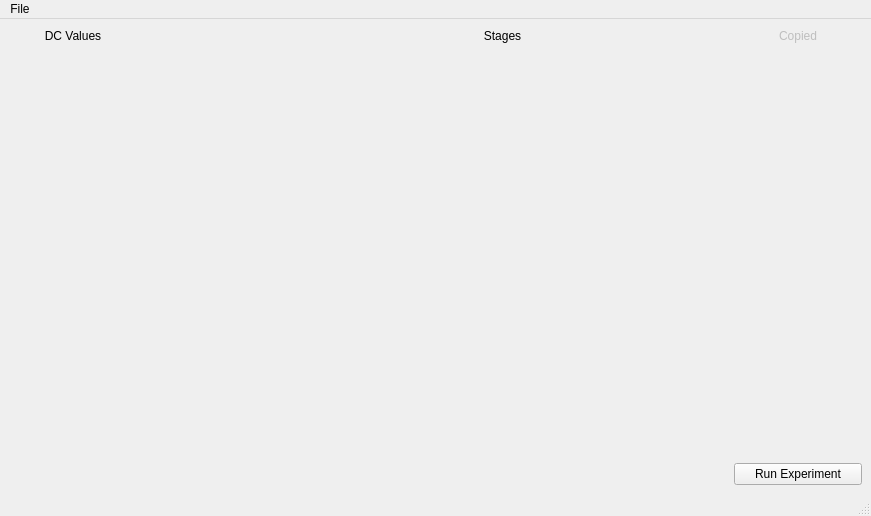
The window that gui.ui (hoogeroo/RbSetup2) describes before a commit, drawn with Qt 5.
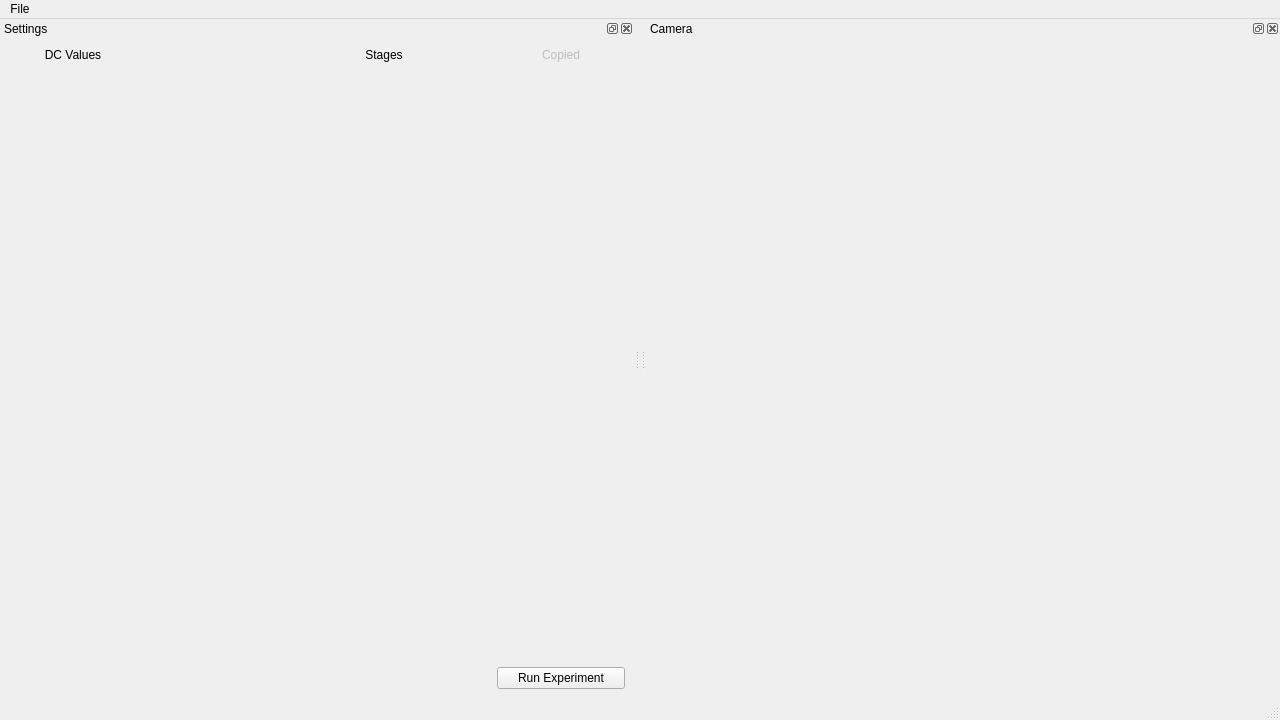
The same window after the commit. Icons and pictures are not drawn.

Commit message: show camera plot in ui

```diff
--- a/gui.ui
+++ b/gui.ui
@@ -6,31 +6,166 @@
    <rect>
     <x>0</x>
     <y>0</y>
-    <width>871</width>
-    <height>516</height>
+    <width>1280</width>
+    <height>720</height>
    </rect>
   </property>
   <property name="windowTitle">
    <string>Quantum Experiment Controller</string>
   </property>
   <widget class="QWidget" name="central_widget">
-   <layout class="QGridLayout" name="grid_layout">
-    <property name="leftMargin">
-     <number>9</number>
-    </property>
-    <property name="topMargin">
-     <number>9</number>
-    </property>
-    <property name="rightMargin">
-     <number>9</number>
-    </property>
-    <property name="bottomMargin">
-     <number>9</number>
+   <property name="maximumSize">
+    <size>
+     <width>0</width>
+     <height>0</height>
+    </size>
+   </property>
+   <layout class="QGridLayout" name="central_grid"/>
+  </widget>
+  <widget class="QMenuBar" name="menubar">
+   <property name="geometry">
+    <rect>
+     <x>0</x>
+     <y>0</y>
+     <width>1280</width>
+     <height>22</height>
+    </rect>
+   </property>
+   <property name="nativeMenuBar">
+    <bool>false</bool>
+   </property>
+   <widget class="QMenu" name="menuFile">
+    <property name="title">
+     <string>File</string>
     </property>
-    <property name="spacing">
-     <number>6</number>
-    </property>
-    <item row="1" column="2">
+    <addaction name="action_save"/>
+    <addaction name="action_load"/>
+   </widget>
+   <addaction name="menuFile"/>
+  </widget>
+  <widget class="QStatusBar" name="statusbar">
+   <property name="sizeGripEnabled">
+    <bool>true</bool>
+   </property>
+  </widget>
+  <widget class="QDockWidget" name="camera_dock">
+   <property name="windowTitle">
+    <string>Camera</string>
+   </property>
+   <attribute name="dockWidgetArea">
+    <number>2</number>
+   </attribute>
+   <widget class="QWidget" name="camera_widget">
+    <layout class="QGridLayout" name="camera_grid"/>
+   </widget>
+  </widget>
+  <widget class="QDockWidget" name="settings_dock">
+   <property name="windowTitle">
+    <string>Settings</string>
+   </property>
+   <attribute name="dockWidgetArea">
+    <number>1</number>
+   </attribute>
+   <widget class="QWidget" name="dockWidgetContents_3">
+    <layout class="QGridLayout" name="gridLayout">
+     <item row="1" column="5">
+      <widget class="QLabel" name="stages_label">
+       <property name="minimumSize">
+        <size>
+         <width>0</width>
+         <height>16</height>
+        </size>
+       </property>
+       <property name="maximumSize">
+        <size>
+         <width>16777215</width>
+         <height>16</height>
+        </size>
+       </property>
+       <property name="text">
+        <string>Stages</string>
+       </property>
+       <property name="alignment">
+        <set>Qt::AlignCenter</set>
+       </property>
+      </widget>
+     </item>
+     <item row="1" column="6">
+      <widget class="QLabel" name="copied_label">
+       <property name="enabled">
+        <bool>false</bool>
+       </property>
+       <property name="minimumSize">
+        <size>
+         <width>128</width>
+         <height>16</height>
+        </size>
+       </property>
+       <property name="maximumSize">
+        <size>
+         <width>128</width>
+         <height>16</height>
+        </size>
+       </property>
+       <property name="text">
+        <string>Copied</string>
+       </property>
+       <property name="alignment">
+        <set>Qt::AlignCenter</set>
+       </property>
+      </widget>
+     </item>
+     <item row="1" column="3">
+      <widget class="QLabel" name="dc_label">
+       <property name="minimumSize">
+        <size>
+         <width>128</width>
+         <height>16</height>
+        </size>
+       </property>
+       <property name="maximumSize">
+        <size>
+         <width>128</width>
+         <height>16</height>
+        </size>
+       </property>
+       <property name="text">
+        <string>DC Values</string>
+       </property>
+       <property name="alignment">
+        <set>Qt::AlignCenter</set>
+       </property>
+      </widget>
+     </item>
+     <item row="1" column="4">
+      <widget class="QLabel" name="spacer">
+       <property name="minimumSize">
+        <size>
+         <width>128</width>
+         <height>16</height>
+        </size>
+       </property>
+       <property name="maximumSize">
+        <size>
+         <width>128</width>
+         <height>16</height>
+        </size>
+       </property>
+       <property name="text">
+        <string/>
+       </property>
+      </widget>
+     </item>
+     <item row="2" column="4">
+      <layout class="QVBoxLayout" name="label_container"/>
+     </item>
+     <item row="2" column="3">
+      <layout class="QVBoxLayout" name="dc_container"/>
+     </item>
+     <item row="2" column="6">
+      <layout class="QVBoxLayout" name="copied_container"/>
+     </item>
+     <item row="2" column="5">
      <widget class="QScrollArea" name="stages_scroll">
       <property name="sizePolicy">
        <sizepolicy hsizetype="Expanding" vsizetype="MinimumExpanding">
@@ -52,8 +187,8 @@
         <rect>
          <x>0</x>
          <y>0</y>
-         <width>451</width>
-         <height>401</height>
+          <width>219</width>
+          <height>586</height>
         </rect>
        </property>
        <layout class="QHBoxLayout" name="stages_container">
@@ -73,104 +208,7 @@
       </widget>
      </widget>
     </item>
-    <item row="1" column="3">
-     <layout class="QVBoxLayout" name="copied_container"/>
-    </item>
-    <item row="0" column="3">
-     <widget class="QLabel" name="copied_label">
-      <property name="enabled">
-       <bool>false</bool>
-      </property>
-      <property name="minimumSize">
-       <size>
-        <width>128</width>
-        <height>16</height>
-       </size>
-      </property>
-      <property name="maximumSize">
-       <size>
-        <width>128</width>
-        <height>16</height>
-       </size>
-      </property>
-      <property name="text">
-       <string>Copied</string>
-      </property>
-      <property name="alignment">
-       <set>Qt::AlignCenter</set>
-      </property>
-     </widget>
-    </item>
-    <item row="1" column="0">
-     <layout class="QVBoxLayout" name="dc_container"/>
-    </item>
-    <item row="0" column="2">
-     <widget class="QLabel" name="stages_label">
-      <property name="minimumSize">
-       <size>
-        <width>0</width>
-        <height>16</height>
-       </size>
-      </property>
-      <property name="maximumSize">
-       <size>
-        <width>16777215</width>
-        <height>16</height>
-       </size>
-      </property>
-      <property name="text">
-       <string>Stages</string>
-      </property>
-      <property name="alignment">
-       <set>Qt::AlignCenter</set>
-      </property>
-     </widget>
-    </item>
-    <item row="0" column="0">
-     <widget class="QLabel" name="dc_label">
-      <property name="minimumSize">
-       <size>
-        <width>128</width>
-        <height>16</height>
-       </size>
-      </property>
-      <property name="maximumSize">
-       <size>
-        <width>128</width>
-        <height>16</height>
-       </size>
-      </property>
-      <property name="text">
-       <string>DC Values</string>
-      </property>
-      <property name="alignment">
-       <set>Qt::AlignCenter</set>
-      </property>
-     </widget>
-    </item>
-    <item row="0" column="1">
-     <widget class="QLabel" name="spacer">
-      <property name="minimumSize">
-       <size>
-        <width>128</width>
-        <height>16</height>
-       </size>
-      </property>
-      <property name="maximumSize">
-       <size>
-        <width>128</width>
-        <height>16</height>
-       </size>
-      </property>
-      <property name="text">
-       <string/>
-      </property>
-     </widget>
-    </item>
-    <item row="1" column="1">
-     <layout class="QVBoxLayout" name="label_container"/>
-    </item>
-    <item row="2" column="3">
+     <item row="4" column="6">
      <widget class="QPushButton" name="run_experiment">
       <property name="text">
        <string>Run Experiment</string>
@@ -179,25 +217,7 @@
     </item>
    </layout>
   </widget>
-  <widget class="QMenuBar" name="menubar">
-   <property name="geometry">
-    <rect>
-     <x>0</x>
-     <y>0</y>
-     <width>871</width>
-     <height>22</height>
-    </rect>
-   </property>
-   <widget class="QMenu" name="menuFile">
-    <property name="title">
-     <string>File</string>
-    </property>
-    <addaction name="action_save"/>
-    <addaction name="action_load"/>
-   </widget>
-   <addaction name="menuFile"/>
-  </widget>
-  <widget class="QStatusBar" name="statusbar"/>
+  </widget>
   <action name="action_save">
    <property name="icon">
     <iconset theme="document-save">
```
Lines whose indentation alone changed are shown as unchanged. The commit also changes 1 other file.
